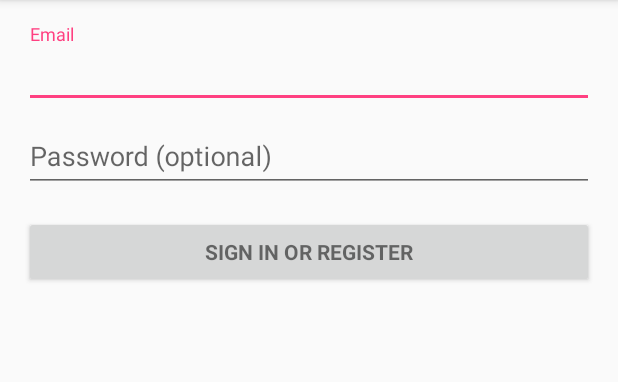
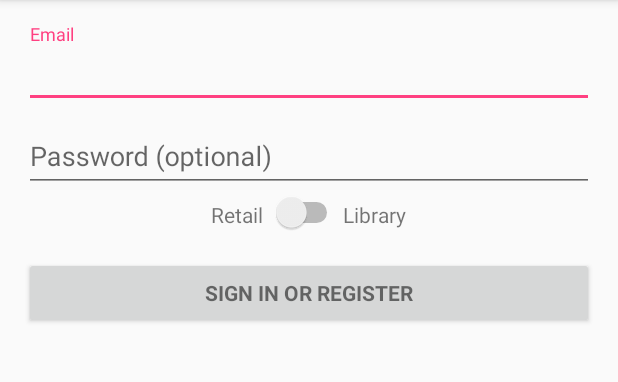
Before and after one commit to FindawayWorld/professorx, an Android app: the screen it shows after launch (LoginActivity), on a phone screen of 412 x 824 dp, the part 84-466 px from its top. Run offline under Robolectric (Android 15) with nearby library versions, the phone set to English and light mode, and no system bars; our stand-ins replace ButterKnife; libraries missing offline, so code that uses them is left out: com.squareup.okhttp; 6 statements that could not run were skipped.

Commit message:
Now have basic hook up to Audio Engine sample authentication server. Need to clean up and document.

```diff
--- a/app/src/main/AndroidManifest.xml
+++ b/app/src/main/AndroidManifest.xml
@@ -6,6 +6,7 @@
     <uses-permission android:name="android.permission.GET_ACCOUNTS"/>
     <uses-permission android:name="android.permission.READ_PROFILE"/>
     <uses-permission android:name="android.permission.READ_CONTACTS"/>
+    <uses-permission android:name="android.permission.INTERNET"/>
 
     <application
             android:allowBackup="true"
--- /dev/null
+++ b/app/src/main/java/com/findaway/audioengine/sample/AuthenticationService.java
@@ -0,0 +1,15 @@
+package com.findaway.audioengine.sample;
+
+import retrofit.Call;
+import retrofit.http.GET;
+import retrofit.http.Query;
+
+/**
+ * Created by kkovach on 12/29/15.
+ */
+public interface AuthenticationService {
+
+    @GET("authorize")
+    Call<AudioEngineSession> getSession(@Query("account_type") String accountType, @Query("account_id") String accountId,
+            @Query("consumer_key") String consumerKey);
+}
--- a/app/src/main/java/com/findaway/audioengine/sample/login/LoginActivity.java
+++ b/app/src/main/java/com/findaway/audioengine/sample/login/LoginActivity.java
@@ -11,16 +11,17 @@ import android.support.v7.app.AppCompatActivity;
 import android.util.Log;
 import android.view.View;
 import android.widget.AutoCompleteTextView;
-import android.widget.Button;
 import android.widget.EditText;
 
 import butterknife.Bind;
 import butterknife.ButterKnife;
+import butterknife.OnCheckedChanged;
+import butterknife.OnClick;
 
 /**
  * A login screen that offers login via email/password.
  */
-public class LoginActivity extends AppCompatActivity implements LoginView, View.OnClickListener {
+public class LoginActivity extends AppCompatActivity implements LoginView {
 
     private static final String TAG = "LoginActivity";
 
@@ -32,8 +33,6 @@ public class LoginActivity extends AppCompatActivity implements LoginView, View.
     AutoCompleteTextView username;
     @Bind(R.id.password)
     EditText password;
-    @Bind(R.id.email_sign_in_button)
-    Button mLoginButton;
     private LoginPresenter presenter;
 
     @Override
@@ -44,8 +43,6 @@ public class LoginActivity extends AppCompatActivity implements LoginView, View.
 
         ButterKnife.bind(this);
 
-        mLoginButton.setOnClickListener(this);
-
         presenter = new LoginPresenterImpl(this);
     }
 
@@ -54,7 +51,7 @@ public class LoginActivity extends AppCompatActivity implements LoginView, View.
 
         Log.i(TAG, "Show progress? " + show);
 
-        runOnUiThread(new Runnable() {
+        mLoginFormView.post(new Runnable() {
             @Override
             public void run() {
 
@@ -84,7 +81,7 @@ public class LoginActivity extends AppCompatActivity implements LoginView, View.
     @Override
     public void setUsernameError() {
 
-        runOnUiThread(new Runnable() {
+        username.post(new Runnable() {
             @Override
             public void run() {
 
@@ -96,7 +93,7 @@ public class LoginActivity extends AppCompatActivity implements LoginView, View.
     @Override
     public void setPasswordError() {
 
-        runOnUiThread(new Runnable() {
+        password.post(new Runnable() {
             @Override
             public void run() {
 
@@ -114,11 +111,17 @@ public class LoginActivity extends AppCompatActivity implements LoginView, View.
         finish();
     }
 
-    @Override
-    public void onClick(View v) {
+    @OnClick(R.id.email_sign_in_button)
+    public void login() {
 
         Log.i(TAG, "Logging in...");
 
         presenter.validateCredentials(username.getText().toString(), password.getText().toString());
     }
+
+    @OnCheckedChanged(R.id.account_type)
+    public void setAccountType(boolean library) {
+
+        presenter.accountType(library);
+    }
 }
--- a/app/src/main/java/com/findaway/audioengine/sample/login/LoginInteractor.java
+++ b/app/src/main/java/com/findaway/audioengine/sample/login/LoginInteractor.java
@@ -6,4 +6,6 @@ package com.findaway.audioengine.sample.login;
 public interface LoginInteractor {
 
     public void login(String username, String password, LoginListener listener);
+
+    public void accountType(boolean library);
 }
--- a/app/src/main/java/com/findaway/audioengine/sample/login/LoginInteractorImpl.java
+++ b/app/src/main/java/com/findaway/audioengine/sample/login/LoginInteractorImpl.java
@@ -1,63 +1,75 @@
 package com.findaway.audioengine.sample.login;
 
-import java.util.concurrent.Executors;
-import java.util.concurrent.ScheduledExecutorService;
-import java.util.concurrent.TimeUnit;
+import com.google.gson.Gson;
+
+import com.findaway.audioengine.sample.AudioEngineSession;
+import com.findaway.audioengine.sample.AuthenticationService;
+import com.squareup.okhttp.OkHttpClient;
+import com.squareup.okhttp.logging.HttpLoggingInterceptor;
+
+import retrofit.Callback;
+import retrofit.GsonConverterFactory;
+import retrofit.Response;
+import retrofit.Retrofit;
 
 /**
  * Created by kkovach on 12/28/15.
  */
-public class LoginInteractorImpl implements LoginInteractor {
+public class LoginInteractorImpl implements LoginInteractor, Callback<AudioEngineSession> {
 
-    private ScheduledExecutorService mScheduledExecutorService;
-
-    private MockLogin mMockLogin;
+    private AuthenticationService mAuthenticationService;
+    private static final String LIBRARY = "library";
+    private static final String RETAIL = "retail";
+    private static final String LIBRARY_ACCOUNT = "4444";
+    private static final String RETAIL_ACCOUNT = "kevretail";
+    private boolean mIsLibrary;
+    private AudioEngineSession mSession;
+    private LoginListener mLoginListener;
 
     public LoginInteractorImpl() {
 
-        mScheduledExecutorService = Executors.newScheduledThreadPool(1);
+        HttpLoggingInterceptor interceptor = new HttpLoggingInterceptor();
+        interceptor.setLevel(HttpLoggingInterceptor.Level.BODY);
+        OkHttpClient okHttpClient = new OkHttpClient();
+        okHttpClient.interceptors().add(interceptor);
+
+        Retrofit retrofit = new Retrofit.Builder().baseUrl("https://sampleauth.findawayworld.com/prod/").client(okHttpClient)
+                .addConverterFactory(GsonConverterFactory.create(new Gson())).build();
+        mAuthenticationService = retrofit.create(AuthenticationService.class);
+
+        mIsLibrary = false;
     }
 
     @Override
-    public void login(final String username, final String password, final LoginListener listener) {
+    public void login(final String consumer, final String password, final LoginListener listener) {
 
-        mMockLogin = new MockLogin(username, password, listener);
-        System.out.println("Scheduling mock login for 15 seconds...");
-        mScheduledExecutorService.schedule(mMockLogin, 15, TimeUnit.SECONDS);
+        mLoginListener = listener;
+
+        mAuthenticationService.getSession(mIsLibrary ? LIBRARY : RETAIL, mIsLibrary ? LIBRARY_ACCOUNT : RETAIL_ACCOUNT, consumer).enqueue(this);
     }
 
-    private class MockLogin implements Runnable {
+    @Override
+    public void accountType(boolean library) {
 
-        private final String mUsername, mPassword;
-        private final LoginListener mListener;
+        mIsLibrary = library;
+    }
 
-        MockLogin(String username, String password, LoginListener listener) {
+    @Override
+    public void onResponse(Response<AudioEngineSession> loginResponse, Retrofit retrofit) {
 
-            mUsername = username;
-            mPassword = password;
-            mListener = listener;
-        }
+        if (loginResponse.isSuccess()) {
 
-        @Override
-        public void run() {
+            mLoginListener.success(loginResponse.body());
 
-            System.out.println("Running mock login...");
+        } else {
 
-            boolean error = false;
-            if (mUsername == null || mUsername.length() == 0) {
-                System.out.println("Username error!");
-                mListener.usernameError();
-                error = true;
-            }
-            if (mPassword == null || mPassword.length() == 0) {
-                System.out.println("Password error!");
-                mListener.passwordError();
-                error = true;
-            }
-            if (!error) {
-                System.out.println("Success!");
-                mListener.success();
-            }
+            mLoginListener.error(loginResponse.code(), loginResponse.message());
         }
     }
+
+    @Override
+    public void onFailure(Throwable t) {
+
+        mLoginListener.error(500, t.getMessage());
+    }
 }
--- a/app/src/main/java/com/findaway/audioengine/sample/login/LoginListener.java
+++ b/app/src/main/java/com/findaway/audioengine/sample/login/LoginListener.java
@@ -1,4 +1,6 @@
 package com.findaway.audioengine.sample.login;
+
+import com.findaway.audioengine.sample.AudioEngineSession;
 
 /**
  * Created by kkovach on 12/28/15.
@@ -9,5 +11,7 @@ public interface LoginListener {
 
     public void passwordError();
 
-    public void success();
+    public void success(AudioEngineSession audioEngineSession);
+
+    public void error(Integer code, String message);
 }
--- a/app/src/main/java/com/findaway/audioengine/sample/login/LoginPresenter.java
+++ b/app/src/main/java/com/findaway/audioengine/sample/login/LoginPresenter.java
@@ -6,4 +6,6 @@ package com.findaway.audioengine.sample.login;
 public interface LoginPresenter {
 
     public void validateCredentials(String username, String password);
+
+    public void accountType(boolean library);
 }
--- a/app/src/main/res/layout/activity_login.xml
+++ b/app/src/main/res/layout/activity_login.xml
@@ -63,6 +63,30 @@
 
             </android.support.design.widget.TextInputLayout>
 
+            <LinearLayout
+                    android:layout_width="wrap_content"
+                    android:layout_height="wrap_content"
+                    android:orientation="horizontal"
+                    android:layout_gravity="center_horizontal">
+                <TextView
+                        android:layout_width="wrap_content"
+                        android:layout_height="wrap_content"
+                        android:text="Retail"
+                        android:paddingRight="5dp"
+                        android:id="@+id/retailText"/>
+                <Switch
+                        android:layout_width="wrap_content"
+                        android:layout_height="wrap_content"
+                        android:id="@+id/account_type"
+                        android:layout_gravity="center_horizontal"/>
+                <TextView
+                        android:layout_width="wrap_content"
+                        android:layout_height="wrap_content"
+                        android:text="Library"
+                        android:id="@+id/libraryText"
+                        android:paddingTop="5dp"/>
+            </LinearLayout>
+
             <Button
                     android:id="@+id/email_sign_in_button"
                     style="?android:textAppearanceSmall"
```
Also changed, not shown: app/build.gradle (+9 -2 lines), app/src/main/java/com/findaway/audioengine/sample/AudioEngineSession.java (added, +12 -0 lines), app/src/main/java/com/findaway/audioengine/sample/login/LoginPresenterImpl.java (+16 -2 lines).
